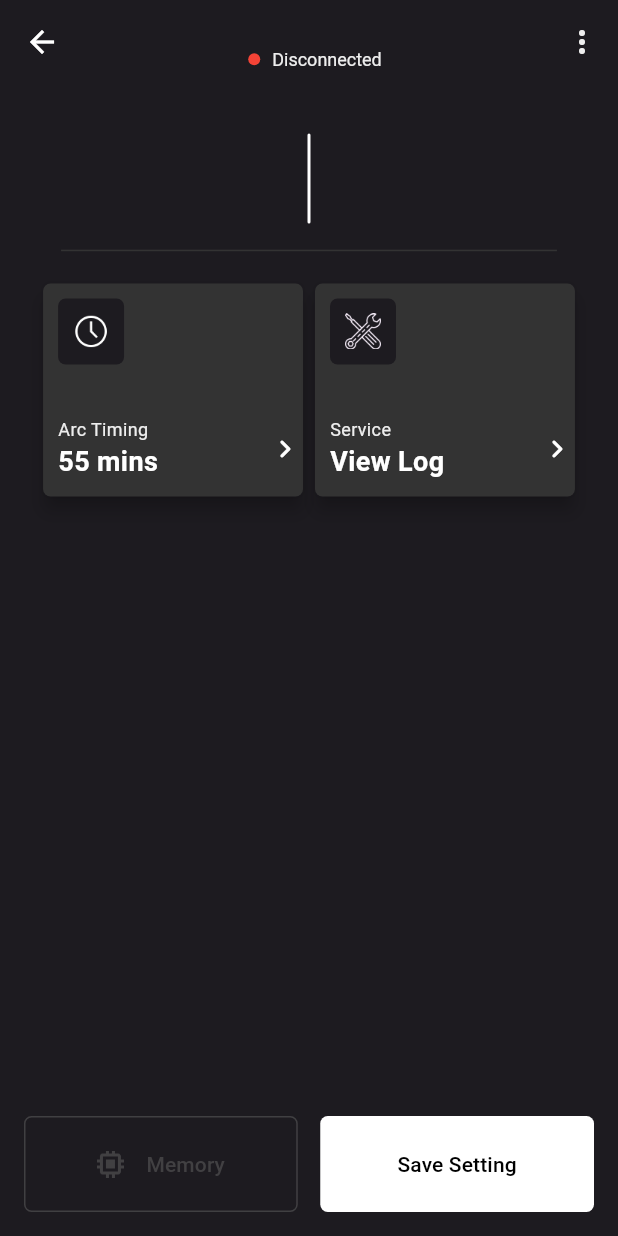
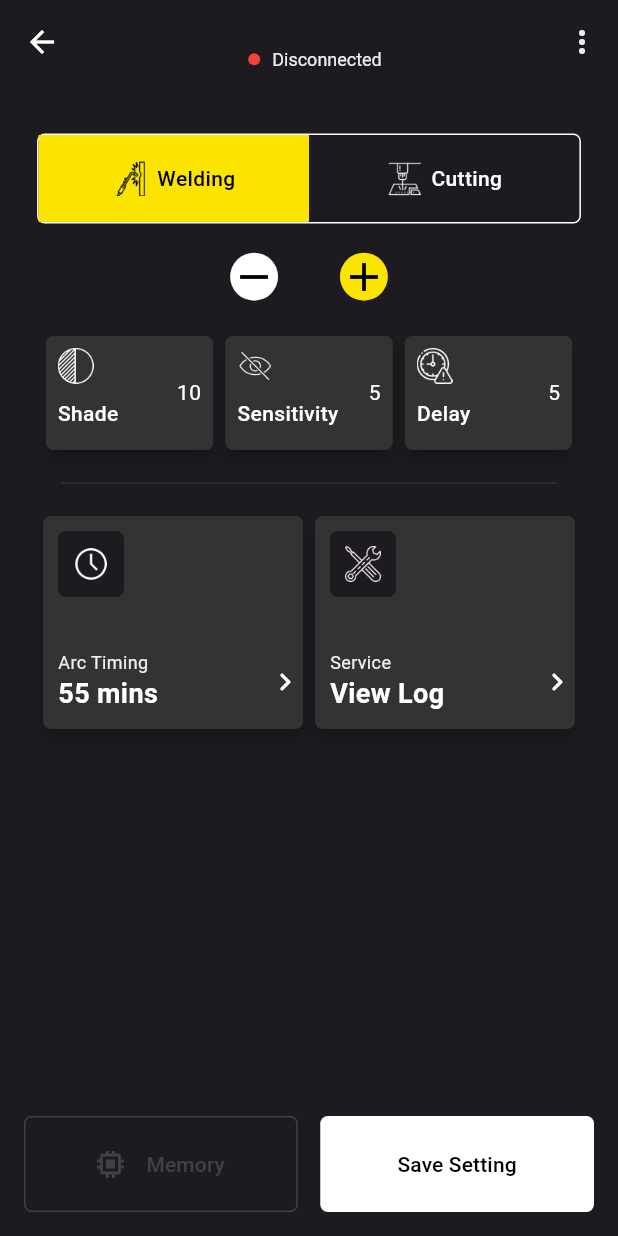
Before and after one commit to Weldops/weldops, a Flutter app: the AdfSettingsScreen screen opened directly with empty values, on a phone screen of 412 x 824 dp. Run offline on Flutter 3.47's test engine with Material 3 defaults, Android fonts, the phone set to English and light mode, and no system bars; our stand-ins replace dartz, equatable, firebase_auth, firebase_core, fl_chart, flutter_blue_plus and 8 more; missing offline and left inert: gauge_indicator; accounts and stored records are empty; generated files the repository leaves out were written again.

Commit message:
default view added in the adf screen

```diff
--- a/lib/features/adf_settings/presentation/screens/adf_settings_screen.dart
+++ b/lib/features/adf_settings/presentation/screens/adf_settings_screen.dart
@@ -72,10 +72,47 @@ class _AdfSettingsScreenState extends ConsumerState<AdfSettingsScreen> {
   }
 
 
+  // Future<void> fetchHelmetData(type) async {
+  //   final deviceState = ref.watch(bluetoothNotifierProvider);
+  //   if (deviceState.device == null) {
+  //     print("❌ Device is not connected");
+  //     return;
+  //   }
+  //
+  //   print("🔗 Device is connected. Setting up notifications...");
+  //   try {
+  //     final state = ref.watch(bluetoothNotifierProvider);
+  //     if (state.readCharacteristic != null) {
+  //       print("✅ Enabling notifications for ${state.readCharacteristic?.serviceUuid}");
+  //       await state.readCharacteristic!.setNotifyValue(true);
+  //
+  //       state.readCharacteristic!.onValueReceived.listen((value) {
+  //         print("7878Received Data from Helmet: $value");
+  //         if (mounted) {
+  //           setState(() {
+  //             Map<String, dynamic> helmetJson = convertBluetoothDataToJson(value);
+  //             helmet = helmetJson;
+  //             adfSettings = helmetJson['adfSettings'];
+  //             print("Updated Welding Shade: ${adfSettings[0]['shade']['default']}");
+  //             print("Updated Cutting Shade: ${adfSettings[1]['shade']['default']}");            });
+  //         }
+  //       });
+  //     } else {
+  //       print("❌ Read characteristic not found");
+  //     }
+  //   } catch (e) {
+  //     print("❌ Error setting up characteristic notifications: $e");
+  //   }
+  // }
+
   Future<void> fetchHelmetData(type) async {
     final deviceState = ref.watch(bluetoothNotifierProvider);
     if (deviceState.device == null) {
       print("❌ Device is not connected");
+      setState(() {
+        helmet = convertBluetoothDataToJson([]); // Load default values
+        adfSettings = helmet['adfSettings'];
+      });
       return;
     }
 
@@ -87,14 +124,23 @@ class _AdfSettingsScreenState extends ConsumerState<AdfSettingsScreen> {
         await state.readCharacteristic!.setNotifyValue(true);
 
         state.readCharacteristic!.onValueReceived.listen((value) {
-          print("7878Received Data from Helmet: $value");
+          print("📩 Received Data from Helmet: $value");
+
+          if (value.isEmpty) {
+            print("⚠️ Empty Bluetooth data received, applying default values.");
+            setState(() {
+              helmet = convertBluetoothDataToJson([]); // Apply default values
+              adfSettings = helmet['adfSettings'];
+            });
+            return;
+          }
+
           if (mounted) {
             setState(() {
               Map<String, dynamic> helmetJson = convertBluetoothDataToJson(value);
               helmet = helmetJson;
               adfSettings = helmetJson['adfSettings'];
-              print("Updated Welding Shade: ${adfSettings[0]['shade']['default']}");
-              print("Updated Cutting Shade: ${adfSettings[1]['shade']['default']}");            });
+            });
           }
         });
       } else {
@@ -107,17 +153,54 @@ class _AdfSettingsScreenState extends ConsumerState<AdfSettingsScreen> {
 
 
   Map<String, dynamic> convertBluetoothDataToJson(List<int> data) {
-    print("121121212121${data.toString()}");
+    if (data.isEmpty ) {
+      print("⚠️ Invalid Bluetooth data, returning defaults.");
+      return {
+        "modelId": widget.device['deviceId'] ?? "default",
+        "modelName": widget.device['deviceName'] ?? "default",
+        "imageUrl": "assets/images/helmet_image.png",
+        "adfSettings": [
+          {
+            "modeType": "Welding",
+            "image": "assets/images/welding_img.png",
+            "shade": {
+              "image": "assets/images/shade_img.png",
+              "min": 5.0,
+              "max": 13.0,
+              "default": 10.0
+            },
+            "sensitivity": {
+              "image": "assets/images/sensitivity_img.png",
+              "min": 0.0,
+              "max": 5.0,
+              "default": 5.0
+            },
+            "delay": {
+              "image": "assets/images/delay_img.png",
+              "min": 0.0,
+              "max": 5.0,
+              "default": 5.0
+            }
+          },
+          {
+            "modeType": "Cutting",
+            "image": "assets/images/cutting_img.png",
+            "shade": {
+              "image": "assets/images/shade_img.png",
+              "min": 5.0,
+              "max": 13.0,
+              "default": 10.0
+            }
+          }
+        ]
+      };
+    }
+
+    try {
       bool isWeldingFirst = data[10] == 1;
-
-    String firstMode = isWeldingFirst ? "Welding" : "Cutting";
-    String secondMode = isWeldingFirst ? "Cutting" : "Welding";
-// Separate welding and cutting shade values
       double weldingShade = data[11].toDouble() / 10;
       double cuttingShade = data[12].toDouble() / 10;
-    print("121121212121${isWeldingFirst}");
-    print("121121212121  1st mode${firstMode}");
-    print("121121212121 2nd mode ${secondMode}");
+       print("121212321312${isWeldingFirst}");
       return {
         "modelId": widget.device['deviceId'],
         "modelName": widget.device['deviceName'],
@@ -157,7 +240,12 @@ class _AdfSettingsScreenState extends ConsumerState<AdfSettingsScreen> {
           }
         ]
       };
+    } catch (e) {
+      print("❌ Error parsing Bluetooth data: $e");
+      return convertBluetoothDataToJson([]); // Return default values
     }
+  }
+
 
   void startFetchingValues() {
     _timer = Timer.periodic(const Duration(seconds: 4), (timer) async {
```
Lines whose indentation alone changed are shown as unchanged.
